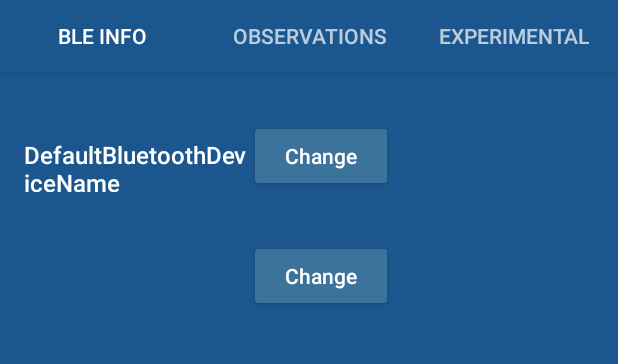
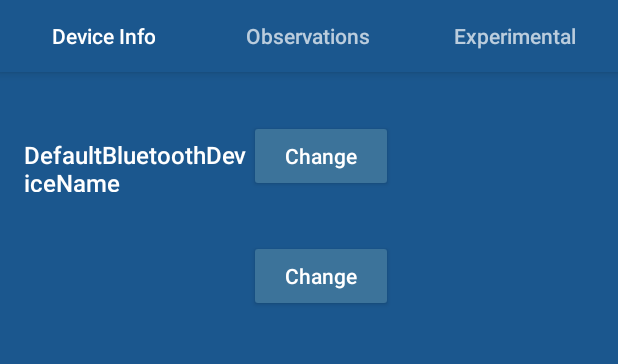
Before and after one commit to philips-labs/BLE-GHS-Server-Simulator, an Android app: the screen it shows after launch (MainActivity), on a phone screen of 412 x 824 dp, the part 89-453 px from its top. Run offline under Robolectric (Android 15) with nearby library versions, the phone set to English and light mode, and no system bars; libraries missing offline, so code that uses them is left out: com.welie.blessed; 1 statement that could not run was skipped.

Commit message:
Fix UI Tabs (mixed case and Device vs. BLE Info)

```diff
--- a/app/src/main/res/layout/activity_main.xml
+++ b/app/src/main/res/layout/activity_main.xml
@@ -21,6 +21,7 @@
             android:textAppearance="@style/TextAppearance.Widget.AppCompat.Toolbar.Title" />
 
         <com.google.android.material.tabs.TabLayout
+            app:tabTextAppearance="@style/PeripheralSimulatorTab"
             android:id="@+id/tabs"
             android:layout_width="match_parent"
             android:layout_height="wrap_content"
--- a/app/src/main/res/values/strings.xml
+++ b/app/src/main/res/values/strings.xml
@@ -1,7 +1,7 @@
 <resources>
     <string name="app_name">Philips GHS Simulator</string>
     <string name="title_activity_main2">GHS Simulator</string>
-    <string name="tab_text_ble_info">BLE Info</string>
+    <string name="tab_text_ble_info">Device Info</string>
     <string name="tab_text_observations">Observations</string>
     <string name="tab_text_experimental">Experimental</string>
     <string name="tab_text_settings">Settings</string>
--- a/app/src/main/res/values/styles.xml
+++ b/app/src/main/res/values/styles.xml
@@ -10,5 +10,11 @@
         <item name="colorAccent">@color/buttonColor</item>
         <item name="colorControlHighlight">@color/white</item>
         <item name="android:textColor">@color/white</item>
+        <item name="textAllCaps">false</item>
+        <item name="android:textAllCaps">false</item>
+    </style>
+    <style name="PeripheralSimulatorTab" parent="TextAppearance.Design.Tab">
+        <item name="textAllCaps">false</item>
+        <item name="android:textAllCaps">false</item>
     </style>
 </resources>
```
